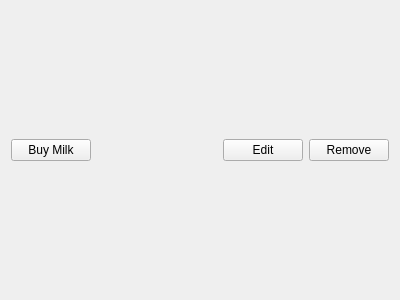
Before: the Qt Designer form ListToDo.ui in ValeriaNardoni/ListaToDo, drawn with Qt 5.
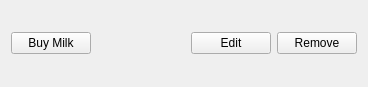
After: the same form once the commit is applied.

```diff
--- a/ListToDo.ui
+++ b/ListToDo.ui
@@ -6,22 +6,22 @@
    <rect>
     <x>0</x>
     <y>0</y>
-    <width>400</width>
-    <height>300</height>
+    <width>368</width>
+    <height>87</height>
    </rect>
   </property>
   <property name="windowTitle">
    <string>Form</string>
   </property>
-  <layout class="QHBoxLayout" name="horizontalLayout">
-   <item>
+  <layout class="QGridLayout" name="gridLayout">
+   <item row="0" column="0">
     <widget class="QPushButton" name="checkbox">
      <property name="text">
       <string>Buy Milk</string>
      </property>
     </widget>
    </item>
-   <item>
+   <item row="0" column="1">
     <spacer name="horizontalSpacer">
      <property name="orientation">
       <enum>Qt::Horizontal</enum>
@@ -34,20 +34,20 @@
      </property>
     </spacer>
    </item>
-   <item>
-    <widget class="QPushButton" name="editButton">
-     <property name="text">
-      <string>Edit</string>
-     </property>
-    </widget>
-   </item>
-   <item>
+   <item row="0" column="3">
     <widget class="QPushButton" name="removeButton">
      <property name="text">
       <string>Remove</string>
      </property>
     </widget>
    </item>
+   <item row="0" column="2">
+    <widget class="QPushButton" name="editButton">
+     <property name="text">
+      <string>Edit</string>
+     </property>
+    </widget>
+   </item>
   </layout>
  </widget>
  <resources/>
```
